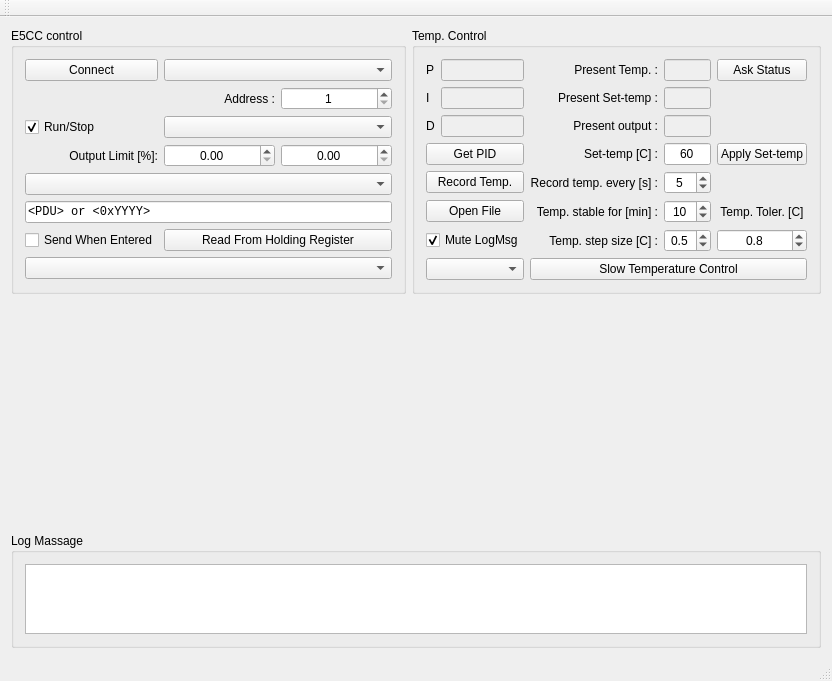
Before: the Qt Designer form mainwindow.ui in TripletESR/Omron_PID, drawn with Qt 5.
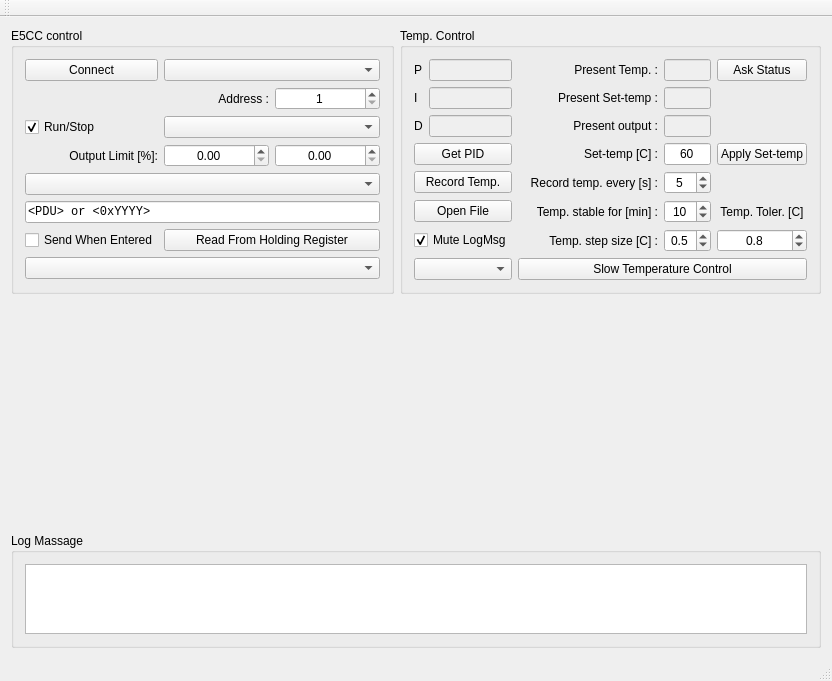
After: the same form once the commit is applied. Custom widgets are drawn as their Qt base class.

Commit message: bugs fix, change window title after connected.

Patch:
```diff
--- a/mainwindow.ui
+++ b/mainwindow.ui
@@ -139,6 +139,18 @@
        </item>
        <item row="5" column="2">
         <widget class="QLabel" name="label_TimeStable">
+         <property name="sizePolicy">
+          <sizepolicy hsizetype="Fixed" vsizetype="Preferred">
+           <horstretch>0</horstretch>
+           <verstretch>0</verstretch>
+          </sizepolicy>
+         </property>
+         <property name="minimumSize">
+          <size>
+           <width>140</width>
+           <height>0</height>
+          </size>
+         </property>
          <property name="text">
           <string>Temp. stable for [min] :</string>
          </property>
```
The commit also changes 1 other file.
